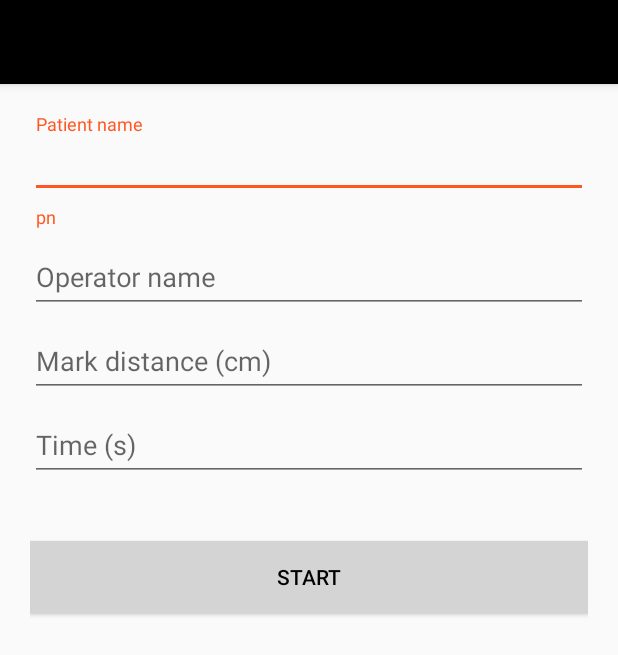
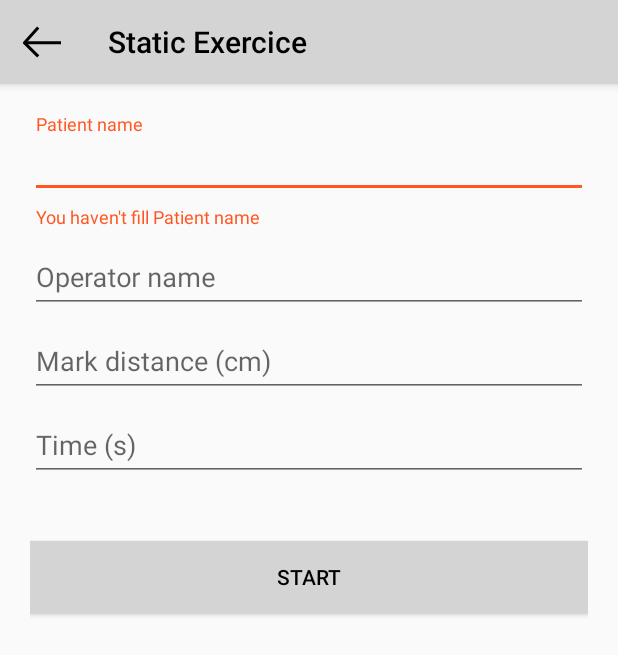
Before and after one commit to AlexFer64/RI-lazer2, an Android app: the StaticExerciceParameter screen opened directly, with no data from a screen before it, after a tap on "START", on a phone screen of 412 x 824 dp. Shown: the top 655 px of the screen. Run offline under Robolectric (Android 15) with nearby library versions, the phone set to English and light mode, and no system bars.

Commit message:
Ajout rythm exercice parameter

```diff
--- a/app/src/main/java/com/projet15/lazer/StaticExerciceParameter.java
+++ b/app/src/main/java/com/projet15/lazer/StaticExerciceParameter.java
@@ -48,18 +48,18 @@ public class StaticExerciceParameter extends AppCompatActivity {
 
 
         //textInputLayout
-        _layoutPatientName = (TextInputLayout) findViewById(R.id.PATIENT_NAME_LAYOUT_ID);
-        _layoutOperatorName = (TextInputLayout) findViewById(R.id.OPERATOR_NAME_LAYOUT_ID);
-        _layoutMarkDistance = (TextInputLayout) findViewById(R.id.MARK_DISTANCE_LAYOUT_ID);
-        _layoutTime = (TextInputLayout) findViewById(R.id.TIME_LAYOUT_ID);
+        _layoutPatientName = (TextInputLayout) findViewById(R.id.STATIC_PATIENT_NAME_LAYOUT_ID);
+        _layoutOperatorName = (TextInputLayout) findViewById(R.id.STATIC_OPERATOR_NAME_LAYOUT_ID);
+        _layoutMarkDistance = (TextInputLayout) findViewById(R.id.STATIC_MARK_DISTANCE_LAYOUT_ID);
+        _layoutTime = (TextInputLayout) findViewById(R.id.STATIC_TIME_LAYOUT_ID);
 
         //editText
-        _patientName = (EditText) findViewById(R.id.PATIENT_NAME_EDITTEXT_ID);
-        _operatorName = (EditText) findViewById(R.id.OPERATOR_NAME_EDITTEXT_ID);
-        _markDistance = (EditText) findViewById(R.id.MARK_DISTANCE_EDITTEXT_ID);
-        _time = (EditText) findViewById(R.id.TIME_EDITTEXT_ID);
+        _patientName = (EditText) findViewById(R.id.STATIC_PATIENT_NAME_EDITTEXT_ID);
+        _operatorName = (EditText) findViewById(R.id.STATIC_OPERATOR_NAME_EDITTEXT_ID);
+        _markDistance = (EditText) findViewById(R.id.STATIC_MARK_DISTANCE_EDITTEXT_ID);
+        _time = (EditText) findViewById(R.id.STATIC_TIME_EDITTEXT_ID);
 
-        buttonStart = (Button) findViewById(R.id.START_BUTTON_ID);
+        buttonStart = (Button) findViewById(R.id.STATIC_START_BUTTON_ID);
 
 
         //set les listener
@@ -85,6 +85,7 @@ public class StaticExerciceParameter extends AppCompatActivity {
         if (!validatePatientName()) { //si le nom du patient n'est pas valide
             return; //on valide pas le formulaire
         }
+
         if(!validateOperatorName()){
             return;
         }
@@ -177,16 +178,16 @@ public class StaticExerciceParameter extends AppCompatActivity {
 
         public void afterTextChanged(Editable editable){ //après qu'on est changé le texte d'un champ, on attend pas la validation pour vérifer que c'est nom vide: pour pouvoir supprimer les messsages d'erreur dès qu'on entre quelque chose
             switch (view.getId()) {
-                case R.id.PATIENT_NAME_EDITTEXT_ID:
+                case R.id.STATIC_PATIENT_NAME_EDITTEXT_ID:
                     validatePatientName();
                     break;
-                case R.id.OPERATOR_NAME_EDITTEXT_ID:
+                case R.id.STATIC_OPERATOR_NAME_EDITTEXT_ID:
                     validateOperatorName();
                     break;
-                case R.id.MARK_DISTANCE_EDITTEXT_ID:
+                case R.id.STATIC_MARK_DISTANCE_EDITTEXT_ID:
                     validateMarkDistance();
                     break;
-                case R.id.TIME_EDITTEXT_ID:
+                case R.id.STATIC_TIME_EDITTEXT_ID:
                     validateTime();
                     break;
             }
--- a/app/src/main/res/drawable/ic_action_back.xml
+++ b/app/src/main/res/drawable/ic_action_back.xml
@@ -13,7 +13,7 @@
 
     <path
         android:fillColor="#00000000"
-        android:pathData="M10 0, L1 13, L10 25"
+        android:pathData="M10 3, L1 13, L10 22"
         android:strokeColor="#000000"
         android:strokeWidth="2" />
 
--- a/app/src/main/res/layout-large-port/activity_static_exercice_parameter.xml
+++ b/app/src/main/res/layout-large-port/activity_static_exercice_parameter.xml
@@ -1,4 +1,5 @@
 <?xml version="1.0" encoding="utf-8"?>
+
 <android.support.design.widget.CoordinatorLayout xmlns:android="http://schemas.android.com/apk/res/android"
     xmlns:app="http://schemas.android.com/apk/res-auto"
     android:layout_width="match_parent"
@@ -13,10 +14,8 @@
             android:id="@+id/toolbar"
             android:layout_width="match_parent"
             android:layout_height="?attr/actionBarSize"
-            android:background="?attr/colorPrimary"
-            app:layout_scrollFlags="scroll|enterAlways"
-            app:popupTheme="@style/ThemeOverlay.AppCompat.Light"
-            app:titleTextColor="@android:color/black"/>
+            android:background="@color/GRIS_CHARTE_GRAPHIQUE"
+            app:titleTextColor="@android:color/black" />
     </android.support.design.widget.AppBarLayout>
 
     <LinearLayout
@@ -29,12 +28,12 @@
         android:paddingTop="20dp">
 
         <android.support.design.widget.TextInputLayout
-            android:id="@+id/PATIENT_NAME_LAYOUT_ID"
+            android:id="@+id/STATIC_PATIENT_NAME_LAYOUT_ID"
             android:layout_width="match_parent"
             android:layout_height="wrap_content">
 
             <EditText
-                android:id="@+id/PATIENT_NAME_EDITTEXT_ID"
+                android:id="@+id/STATIC_PATIENT_NAME_EDITTEXT_ID"
                 android:layout_width="match_parent"
                 android:layout_height="wrap_content"
                 android:singleLine="true"
@@ -43,12 +42,12 @@
         </android.support.design.widget.TextInputLayout>
 
         <android.support.design.widget.TextInputLayout
-            android:id="@+id/OPERATOR_NAME_LAYOUT_ID"
+            android:id="@+id/STATIC_OPERATOR_NAME_LAYOUT_ID"
             android:layout_width="match_parent"
             android:layout_height="wrap_content">
 
             <EditText
-                android:id="@+id/OPERATOR_NAME_EDITTEXT_ID"
+                android:id="@+id/STATIC_OPERATOR_NAME_EDITTEXT_ID"
                 android:layout_width="match_parent"
                 android:layout_height="wrap_content"
                 android:inputType="textPersonName"
@@ -56,12 +55,12 @@
         </android.support.design.widget.TextInputLayout>
 
         <android.support.design.widget.TextInputLayout
-            android:id="@+id/MARK_DISTANCE_LAYOUT_ID"
+            android:id="@+id/STATIC_MARK_DISTANCE_LAYOUT_ID"
             android:layout_width="match_parent"
             android:layout_height="wrap_content">
 
             <EditText
-                android:id="@+id/MARK_DISTANCE_EDITTEXT_ID"
+                android:id="@+id/STATIC_MARK_DISTANCE_EDITTEXT_ID"
                 android:layout_width="match_parent"
                 android:layout_height="wrap_content"
                 android:inputType="numberDecimal"
@@ -69,19 +68,19 @@
         </android.support.design.widget.TextInputLayout>
 
         <android.support.design.widget.TextInputLayout
-            android:id="@+id/TIME_LAYOUT_ID"
+            android:id="@+id/STATIC_TIME_LAYOUT_ID"
             android:layout_width="match_parent"
             android:layout_height="wrap_content">
 
             <EditText
-                android:id="@+id/TIME_EDITTEXT_ID"
+                android:id="@+id/STATIC_TIME_EDITTEXT_ID"
                 android:layout_width="match_parent"
                 android:layout_height="wrap_content"
                 android:inputType="numberDecimal"
                 android:hint="@string/Time"/>
         </android.support.design.widget.TextInputLayout>
 
-        <Button android:id="@+id/START_BUTTON_ID"
+        <Button android:id="@+id/STATIC_START_BUTTON_ID"
             android:layout_width="fill_parent"
             android:layout_height="wrap_content"
             android:text="@string/Start_Button"
--- a/app/src/main/res/layout-normal-port/activity_static_exercice_parameter.xml
+++ b/app/src/main/res/layout-normal-port/activity_static_exercice_parameter.xml
@@ -14,10 +14,8 @@
             android:id="@+id/toolbar"
             android:layout_width="match_parent"
             android:layout_height="?attr/actionBarSize"
-            android:background="?attr/colorPrimary"
-            app:layout_scrollFlags="scroll|enterAlways"
-            app:popupTheme="@style/ThemeOverlay.AppCompat.Light"
-            app:titleTextColor="@android:color/black"/>
+            android:background="@color/GRIS_CHARTE_GRAPHIQUE"
+            app:titleTextColor="@android:color/black" />
     </android.support.design.widget.AppBarLayout>
 
     <LinearLayout
@@ -30,12 +28,12 @@
         android:paddingTop="20dp">
 
         <android.support.design.widget.TextInputLayout
-            android:id="@+id/PATIENT_NAME_LAYOUT_ID"
+            android:id="@+id/STATIC_PATIENT_NAME_LAYOUT_ID"
             android:layout_width="match_parent"
             android:layout_height="wrap_content">
 
             <EditText
-                android:id="@+id/PATIENT_NAME_EDITTEXT_ID"
+                android:id="@+id/STATIC_PATIENT_NAME_EDITTEXT_ID"
                 android:layout_width="match_parent"
                 android:layout_height="wrap_content"
                 android:singleLine="true"
@@ -44,12 +42,12 @@
         </android.support.design.widget.TextInputLayout>
 
         <android.support.design.widget.TextInputLayout
-            android:id="@+id/OPERATOR_NAME_LAYOUT_ID"
+            android:id="@+id/STATIC_OPERATOR_NAME_LAYOUT_ID"
             android:layout_width="match_parent"
             android:layout_height="wrap_content">
 
             <EditText
-                android:id="@+id/OPERATOR_NAME_EDITTEXT_ID"
+                android:id="@+id/STATIC_OPERATOR_NAME_EDITTEXT_ID"
                 android:layout_width="match_parent"
                 android:layout_height="wrap_content"
                 android:inputType="textPersonName"
@@ -57,12 +55,12 @@
         </android.support.design.widget.TextInputLayout>
 
         <android.support.design.widget.TextInputLayout
-            android:id="@+id/MARK_DISTANCE_LAYOUT_ID"
+            android:id="@+id/STATIC_MARK_DISTANCE_LAYOUT_ID"
             android:layout_width="match_parent"
             android:layout_height="wrap_content">
 
             <EditText
-                android:id="@+id/MARK_DISTANCE_EDITTEXT_ID"
+                android:id="@+id/STATIC_MARK_DISTANCE_EDITTEXT_ID"
                 android:layout_width="match_parent"
                 android:layout_height="wrap_content"
                 android:inputType="numberDecimal"
@@ -70,19 +68,19 @@
         </android.support.design.widget.TextInputLayout>
 
         <android.support.design.widget.TextInputLayout
-            android:id="@+id/TIME_LAYOUT_ID"
+            android:id="@+id/STATIC_TIME_LAYOUT_ID"
             android:layout_width="match_parent"
             android:layout_height="wrap_content">
 
             <EditText
-                android:id="@+id/TIME_EDITTEXT_ID"
+                android:id="@+id/STATIC_TIME_EDITTEXT_ID"
                 android:layout_width="match_parent"
                 android:layout_height="wrap_content"
                 android:inputType="numberDecimal"
                 android:hint="@string/Time"/>
         </android.support.design.widget.TextInputLayout>
 
-        <Button android:id="@+id/START_BUTTON_ID"
+        <Button android:id="@+id/STATIC_START_BUTTON_ID"
             android:layout_width="fill_parent"
             android:layout_height="wrap_content"
             android:text="@string/Start_Button"
--- a/app/src/main/res/layout-xlarge-port/activity_static_exercice_parameter.xml
+++ b/app/src/main/res/layout-xlarge-port/activity_static_exercice_parameter.xml
@@ -14,10 +14,8 @@
             android:id="@+id/toolbar"
             android:layout_width="match_parent"
             android:layout_height="?attr/actionBarSize"
-            android:background="?attr/colorPrimary"
-            app:layout_scrollFlags="scroll|enterAlways"
-            app:popupTheme="@style/ThemeOverlay.AppCompat.Light"
-            app:titleTextColor="@android:color/black"/>
+            android:background="@color/GRIS_CHARTE_GRAPHIQUE"
+            app:titleTextColor="@android:color/black" />
     </android.support.design.widget.AppBarLayout>
 
     <LinearLayout
@@ -30,12 +28,12 @@
         android:paddingTop="20dp">
 
         <android.support.design.widget.TextInputLayout
-            android:id="@+id/PATIENT_NAME_LAYOUT_ID"
+            android:id="@+id/STATIC_PATIENT_NAME_LAYOUT_ID"
             android:layout_width="match_parent"
             android:layout_height="wrap_content">
 
             <EditText
-                android:id="@+id/PATIENT_NAME_EDITTEXT_ID"
+                android:id="@+id/STATIC_PATIENT_NAME_EDITTEXT_ID"
                 android:layout_width="match_parent"
                 android:layout_height="wrap_content"
                 android:singleLine="true"
@@ -44,12 +42,12 @@
         </android.support.design.widget.TextInputLayout>
 
         <android.support.design.widget.TextInputLayout
-            android:id="@+id/OPERATOR_NAME_LAYOUT_ID"
+            android:id="@+id/STATIC_OPERATOR_NAME_LAYOUT_ID"
             android:layout_width="match_parent"
             android:layout_height="wrap_content">
 
             <EditText
-                android:id="@+id/OPERATOR_NAME_EDITTEXT_ID"
+                android:id="@+id/STATIC_OPERATOR_NAME_EDITTEXT_ID"
                 android:layout_width="match_parent"
                 android:layout_height="wrap_content"
                 android:inputType="textPersonName"
@@ -57,12 +55,12 @@
         </android.support.design.widget.TextInputLayout>
 
         <android.support.design.widget.TextInputLayout
-            android:id="@+id/MARK_DISTANCE_LAYOUT_ID"
+            android:id="@+id/STATIC_MARK_DISTANCE_LAYOUT_ID"
             android:layout_width="match_parent"
             android:layout_height="wrap_content">
 
             <EditText
-                android:id="@+id/MARK_DISTANCE_EDITTEXT_ID"
+                android:id="@+id/STATIC_MARK_DISTANCE_EDITTEXT_ID"
                 android:layout_width="match_parent"
                 android:layout_height="wrap_content"
                 android:inputType="numberDecimal"
@@ -70,19 +68,19 @@
         </android.support.design.widget.TextInputLayout>
 
         <android.support.design.widget.TextInputLayout
-            android:id="@+id/TIME_LAYOUT_ID"
+            android:id="@+id/STATIC_TIME_LAYOUT_ID"
             android:layout_width="match_parent"
             android:layout_height="wrap_content">
 
             <EditText
-                android:id="@+id/TIME_EDITTEXT_ID"
+                android:id="@+id/STATIC_TIME_EDITTEXT_ID"
                 android:layout_width="match_parent"
                 android:layout_height="wrap_content"
                 android:inputType="numberDecimal"
                 android:hint="@string/Time"/>
         </android.support.design.widget.TextInputLayout>
 
-        <Button android:id="@+id/START_BUTTON_ID"
+        <Button android:id="@+id/STATIC_START_BUTTON_ID"
             android:layout_width="fill_parent"
             android:layout_height="wrap_content"
             android:text="@string/Start_Button"
--- a/app/src/main/res/values/colors.xml
+++ b/app/src/main/res/values/colors.xml
@@ -1,8 +1,5 @@
 <?xml version="1.0" encoding="utf-8"?>
 <resources>
-    <color name="colorPrimary">#000000</color>
-    <color name="colorPrimaryDark">#000000</color>
-    <color name="colorAccent">#000000</color>
     <color name="ROUGE_CHARTE_GRAPHIQUE">#bc3421</color>
     <color name="MARRON_CHARTE_GRAPHIQUE">#855b5d</color>
     <color name="GRIS_CHARTE_GRAPHIQUE">#d4d4d4</color>
--- a/app/src/main/res/values/strings.xml
+++ b/app/src/main/res/values/strings.xml
@@ -8,13 +8,15 @@
 
     <!-- Texte Parametres-->
     <string name="Patient_Name">Patient name</string>
-    <string name="Err_Patient_Name">pn</string>
+    <string name="Err_Patient_Name">You haven\'t fill Patient name</string>
     <string name="Operator_Name">Operator name</string>
-    <string name="Err_Operator_Name">on</string>
+    <string name="Err_Operator_Name">You haven`\'t fill Operator name</string>
     <string name="Mark_Distance">Mark distance (cm) </string>
-    <string name="Err_Mark_Distance">md</string>
+    <string name="Err_Mark_Distance">You haven\'t fill Mark distance</string>
     <string name="Time">Time (s)</string>
-    <string name="Err_Time">t</string>
+    <string name="Err_Time">You haven\'t fill Time</string>
+    <string name="Bip_Interval">Bip Interval (s)</string>
+    <string name="Err_Bip_Interval">You haven\'t fill Bip Interval</string>
     <string name="Final_Bip">Final Bip</string>
     <string name="Start_Button">START</string>
 
--- a/app/src/main/res/values/styles.xml
+++ b/app/src/main/res/values/styles.xml
@@ -12,11 +12,16 @@
     </style>
 
     <style name="AppThemeStaticExerciceParameter" parent="Theme.AppCompat.Light.NoActionBar">
+        <!-- Customize your theme here. -->
+        <item name="android:windowNoTitle">true</item> <!-- Titre: si false, il y aura marqué LaZer en haut -->
+        <item name="android:windowFullscreen">true</item> <!-- true: enlever la barre du haut avec heure, batterie, notifs... -->
+        <item name="android:windowActionBar">false</item> <!-- si true laisse une barre en haut avec marqué le titre si NoTitle=false -->
+    </style>
 
-        <!-- Customize your theme here. -->
-        <item name="colorPrimary">@color/colorPrimary</item>
-        <item name="colorPrimaryDark">@color/colorPrimaryDark</item>
-        <item name="colorAccent">@color/colorAccent</item>
+    <style name="AppThemeRythmExerciceParameter" parent="Theme.AppCompat.Light.NoActionBar">
+        <item name="android:windowNoTitle">true</item> <!-- Titre: si false, il y aura marqué LaZer en haut -->
+        <item name="android:windowFullscreen">true</item> <!-- true: enlever la barre du haut avec heure, batterie, notifs... -->
+        <item name="android:windowActionBar">false</item> <!-- si true laisse une barre en haut avec marqué le titre si NoTitle=false -->
     </style>
 
 </resources>
```
Also changed, not shown: app/src/main/AndroidManifest.xml (+13 -5 lines), app/src/main/java/com/projet15/lazer/MenuPrincipal.java (+16 -0 lines), app/src/main/java/com/projet15/lazer/RythmExerciceParameter.java (added, +220 -0 lines), app/src/main/res/layout-large-port/activity_rythm_exercice_parameter.xml (added, +106 -0 lines), app/src/main/res/layout-normal-port/activity_rythm_exercice_parameter.xml (added, +106 -0 lines), app/src/main/res/layout-xlarge-port/activity_rythm_exercice_parameter.xml (added, +106 -0 lines), 36 other files.
